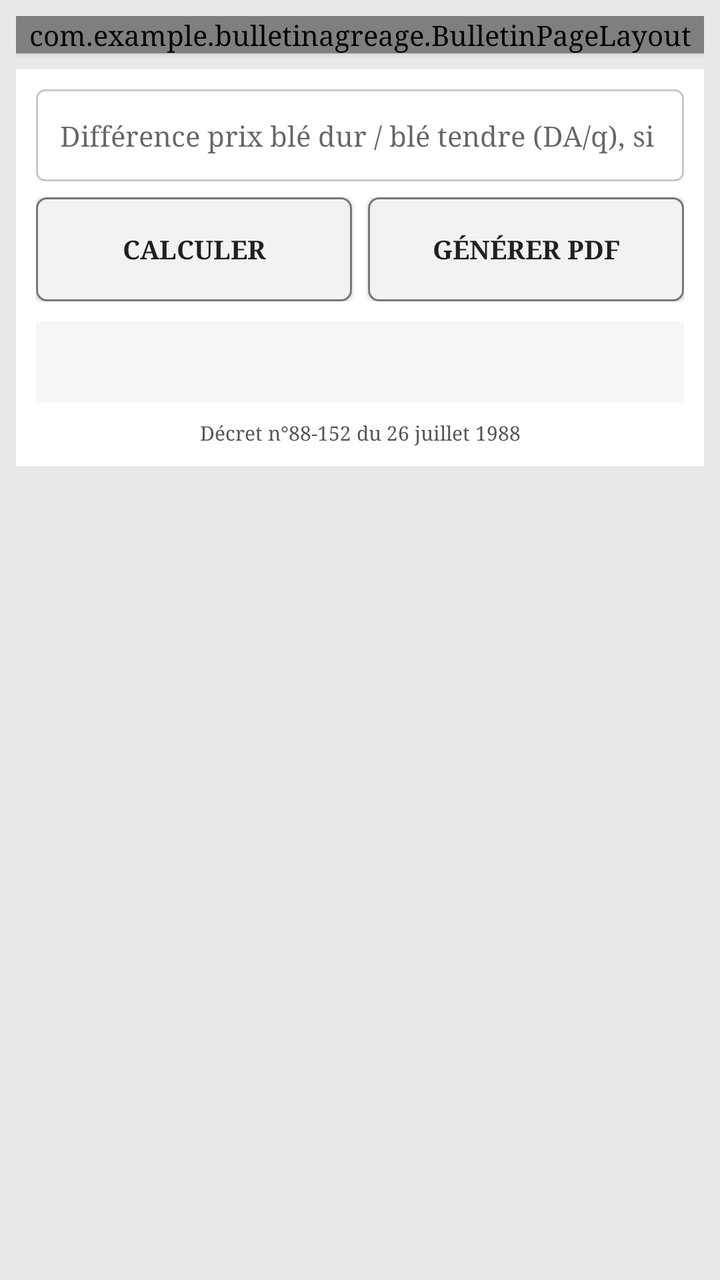
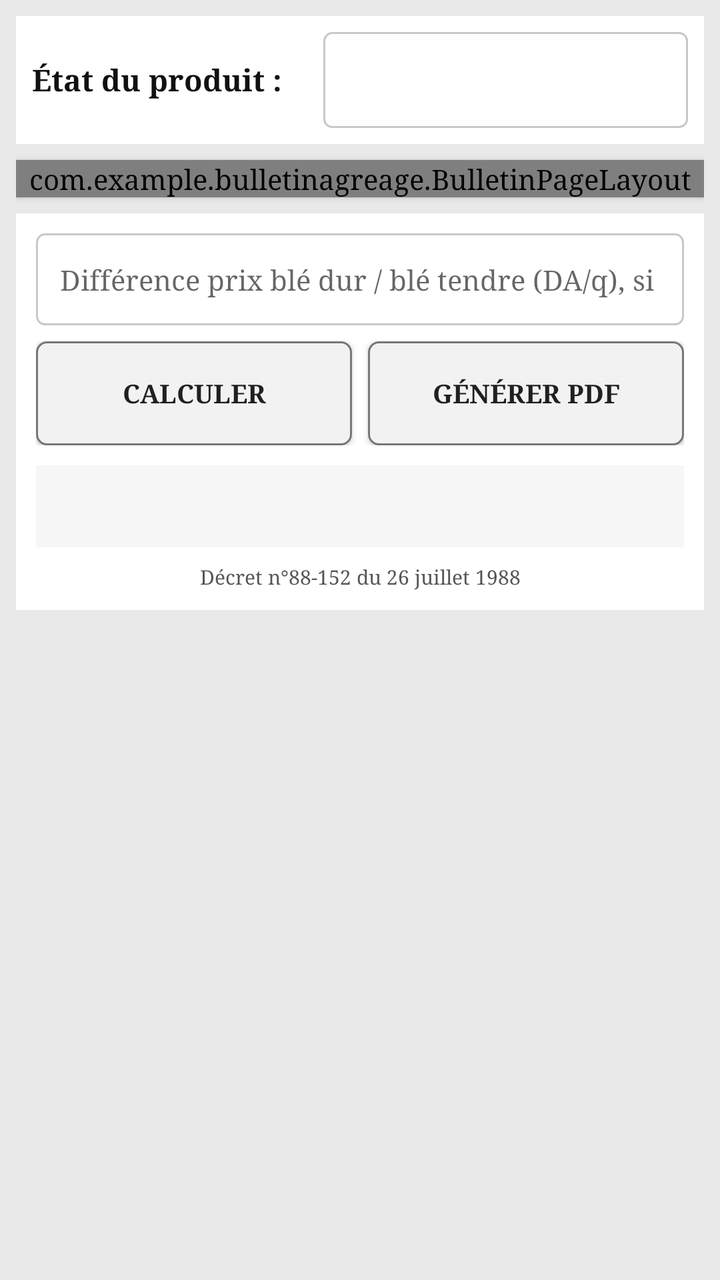

Two renders of the same Android screen: before a commit and after it. Below are the layout's source before the change and the commit's diff.
<!-- AndroidManifest.xml: application theme Theme.BulletinAgreage -->
<!-- res/layout/activity_main.xml -->
<?xml version="1.0" encoding="utf-8"?>
<ScrollView xmlns:android="http://schemas.android.com/apk/res/android"
    android:layout_width="match_parent" android:layout_height="match_parent"
    android:fillViewport="true" android:background="#E9E9E9">
    <LinearLayout android:layout_width="match_parent" android:layout_height="wrap_content"
        android:orientation="vertical" android:padding="8dp">
        <com.example.bulletinagreage.BulletinPageLayout
            android:id="@+id/bulletinPage" android:layout_width="match_parent"
            android:layout_height="wrap_content" android:elevation="2dp" />
        <LinearLayout android:layout_width="match_parent" android:layout_height="wrap_content"
            android:orientation="vertical" android:padding="10dp" android:layout_marginTop="8dp"
            android:background="#FFFFFF">
            <EditText android:id="@+id/differencePrix" android:layout_width="match_parent"
                android:layout_height="46dp" android:hint="Différence prix blé dur / blé tendre (DA/q), si nécessaire"
                android:inputType="numberDecimal" android:paddingStart="12dp" android:paddingEnd="12dp"
                android:textSize="14sp" android:background="@drawable/control_field" />
            <LinearLayout android:layout_width="match_parent" android:layout_height="52dp"
                android:orientation="horizontal" android:layout_marginTop="8dp">
                <Button android:id="@+id/calculer" android:layout_width="0dp" android:layout_height="match_parent"
                    android:layout_weight="1" android:text="CALCULER" android:textStyle="bold"
                    android:textSize="13sp" android:background="@drawable/control_button" />
                <Space android:layout_width="8dp" android:layout_height="1dp" />
                <Button android:id="@+id/genererPdf" android:layout_width="0dp" android:layout_height="match_parent"
                    android:layout_weight="1" android:text="GÉNÉRER PDF" android:textStyle="bold"
                    android:textSize="13sp" android:background="@drawable/control_button" />
            </LinearLayout>
            <TextView android:id="@+id/resultat" android:layout_width="match_parent"
                android:layout_height="wrap_content" android:layout_marginTop="10dp" android:padding="12dp"
                android:textSize="13sp" android:textColor="#111111" android:background="#F7F7F7" />
            <TextView android:layout_width="match_parent" android:layout_height="wrap_content"
                android:layout_marginTop="8dp" android:text="Décret n°88-152 du 26 juillet 1988"
                android:textSize="10sp" android:textColor="#555555" android:gravity="center" />
        </LinearLayout>
    </LinearLayout>
</ScrollView>
<!-- resources referenced by this layout -->
<resources>
  <!-- drawable control_button (drawable) -->
  <?xml version="1.0" encoding="utf-8"?>
  <selector xmlns:android="http://schemas.android.com/apk/res/android">
      <item android:state_pressed="true"><shape><solid android:color="#D5D5D5"/><stroke android:width="1dp" android:color="#555555"/><corners android:radius="5dp"/></shape></item>
      <item><shape><solid android:color="#F2F2F2"/><stroke android:width="1dp" android:color="#777777"/><corners android:radius="5dp"/></shape></item>
  </selector>
  <!-- drawable control_field (drawable) -->
  <?xml version="1.0" encoding="utf-8"?>
  <shape xmlns:android="http://schemas.android.com/apk/res/android">
      <solid android:color="#FFFFFF"/><stroke android:width="1dp" android:color="#C8C8C8"/>
      <corners android:radius="4dp"/><padding android:left="10dp" android:right="10dp"/>
  </shape>
  <style name="Theme.BulletinAgreage" parent="android:style/Theme.Material.Light.NoActionBar">
          <item name="android:fontFamily">serif</item>
          <item name="android:colorAccent">#222222</item>
          <item name="android:windowLightStatusBar">true</item>
          <item name="android:statusBarColor">#FFFFFF</item>
          <item name="android:navigationBarColor">#FFFFFF</item>
          <item name="android:windowBackground">#E9E9E9</item>
      </style>
</resources>

<!-- the commit's change to res/layout/activity_main.xml (unified diff, before → after) -->
@@ -4,6 +4,20 @@
     android:fillViewport="true" android:background="#E9E9E9">
     <LinearLayout android:layout_width="match_parent" android:layout_height="wrap_content"
         android:orientation="vertical" android:padding="8dp">
+        <LinearLayout android:layout_width="match_parent" android:layout_height="wrap_content"
+            android:orientation="horizontal" android:gravity="center_vertical"
+            android:padding="8dp" android:layout_marginBottom="8dp"
+            android:background="#FFFFFF">
+            <TextView android:layout_width="0dp" android:layout_height="48dp"
+                android:layout_weight="1" android:gravity="center_vertical"
+                android:text="État du produit :" android:textStyle="bold"
+                android:textSize="15sp" android:textColor="#111111"/>
+            <Spinner android:id="@+id/statut" android:layout_width="0dp"
+                android:layout_height="48dp" android:layout_weight="1.25"
+                android:entries="@array/statut_options"
+                android:background="@drawable/control_field"
+                android:paddingStart="10dp" android:paddingEnd="10dp"/>
+        </LinearLayout>
         <com.example.bulletinagreage.BulletinPageLayout
             android:id="@+id/bulletinPage" android:layout_width="match_parent"
             android:layout_height="wrap_content" android:elevation="2dp" />
